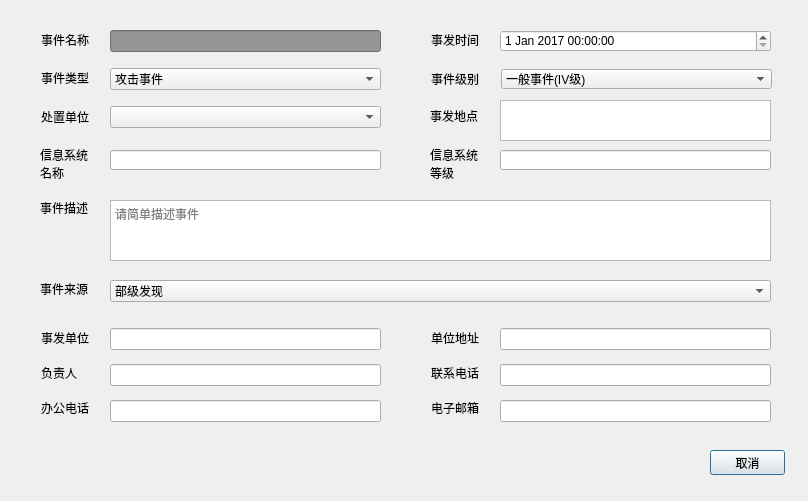
Before: the Qt Designer form modifydialog.ui in sl5976886/sectool, drawn with Qt 5.
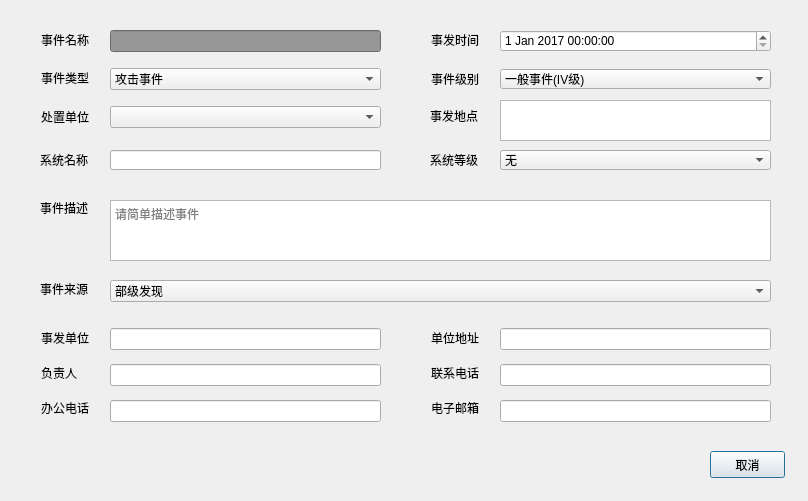
After: the same form once the commit is applied. Icons and pictures are not drawn.

The edit to the form file:
```diff
--- a/modifydialog.ui
+++ b/modifydialog.ui
@@ -30,13 +30,13 @@
    <property name="geometry">
     <rect>
      <x>40</x>
-     <y>148</y>
+     <y>144</y>
      <width>54</width>
      <height>31</height>
     </rect>
    </property>
    <property name="text">
-    <string>信息系统名称</string>
+    <string>系统名称</string>
    </property>
    <property name="textFormat">
     <enum>Qt::AutoText</enum>
@@ -49,13 +49,13 @@
    <property name="geometry">
     <rect>
      <x>430</x>
-     <y>148</y>
+     <y>144</y>
      <width>54</width>
      <height>31</height>
     </rect>
    </property>
    <property name="text">
-    <string>信息系统等级</string>
+    <string>系统等级</string>
    </property>
    <property name="textFormat">
     <enum>Qt::AutoText</enum>
@@ -110,16 +110,6 @@
     </rect>
    </property>
   </widget>
-  <widget class="QLineEdit" name="levelLineEdit">
-   <property name="geometry">
-    <rect>
-     <x>500</x>
-     <y>150</y>
-     <width>271</width>
-     <height>20</height>
-    </rect>
-   </property>
-  </widget>
   <widget class="QTextEdit" name="textEdit_2">
    <property name="geometry">
     <rect>
@@ -167,9 +157,9 @@
    <property name="geometry">
     <rect>
      <x>710</x>
-     <y>450</y>
+     <y>451</y>
      <width>75</width>
-     <height>25</height>
+     <height>27</height>
     </rect>
    </property>
    <property name="styleSheet">
@@ -356,7 +346,7 @@
      <x>610</x>
      <y>450</y>
      <width>75</width>
-     <height>25</height>
+     <height>30</height>
     </rect>
    </property>
    <property name="text">
@@ -386,7 +376,7 @@
   <widget class="QComboBox" name="jibieComboBox">
    <property name="geometry">
     <rect>
-     <x>501</x>
+     <x>500</x>
      <y>69</y>
      <width>271</width>
      <height>20</height>
@@ -556,6 +546,57 @@
     <string>联系电话</string>
    </property>
   </widget>
+  <widget class="QComboBox" name="levelComboBox">
+   <property name="geometry">
+    <rect>
+     <x>500</x>
+     <y>150</y>
+     <width>271</width>
+     <height>20</height>
+    </rect>
+   </property>
+   <item>
+    <property name="text">
+     <string>无</string>
+    </property>
+   </item>
+   <item>
+    <property name="text">
+     <string>一级</string>
+    </property>
+   </item>
+   <item>
+    <property name="text">
+     <string>二级</string>
+    </property>
+   </item>
+   <item>
+    <property name="text">
+     <string>三级</string>
+    </property>
+   </item>
+   <item>
+    <property name="text">
+     <string>四级</string>
+    </property>
+   </item>
+   <item>
+    <property name="text">
+     <string>五级</string>
+    </property>
+   </item>
+  </widget>
+  <zorder>label_2</zorder>
+  <zorder>label</zorder>
+  <zorder>label_3</zorder>
+  <zorder>label_4</zorder>
+  <zorder>label_5</zorder>
+  <zorder>label_11</zorder>
+  <zorder>label_13</zorder>
+  <zorder>label_15</zorder>
+  <zorder>label_12</zorder>
+  <zorder>label_16</zorder>
+  <zorder>label_14</zorder>
   <zorder>jibieComboBox</zorder>
   <zorder>layoutWidget</zorder>
   <zorder>layoutWidget</zorder>
```
Left out of the diff: 8 changed lines with no effect on the pictures.
